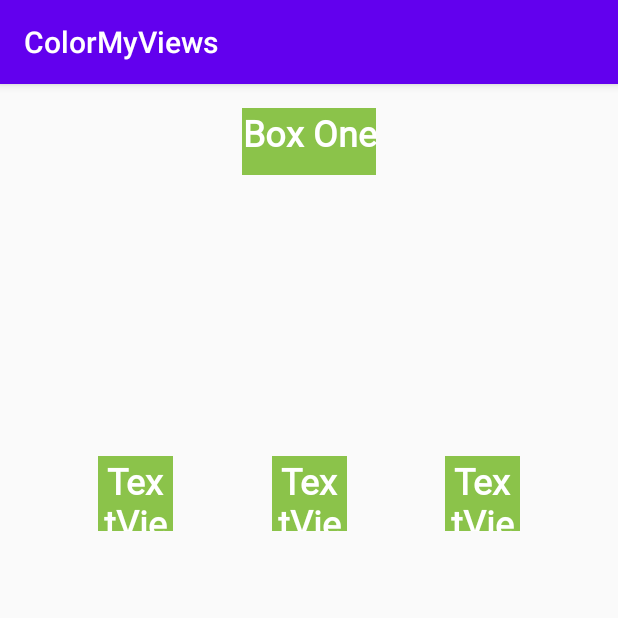
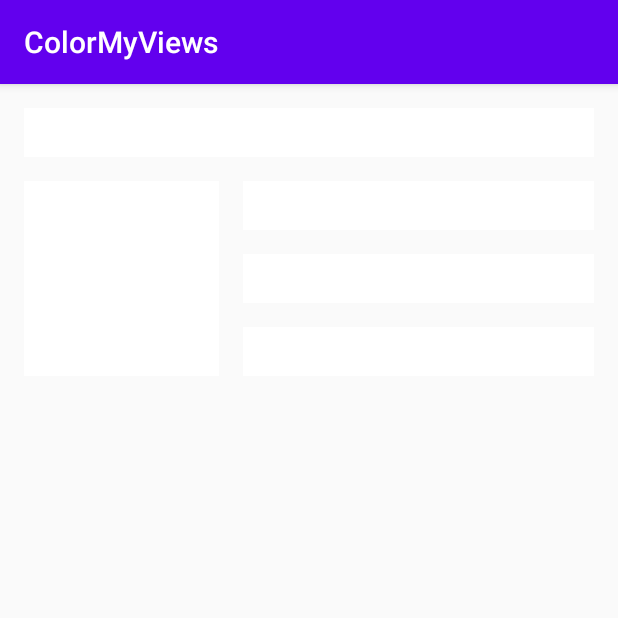
Before and after one commit to mozgolom112/Sber-Android-Education, an Android app: the screen it shows after launch (MainActivity), on a phone screen of 412 x 824 dp, the top half of it. Run offline under Robolectric (Android 15) with nearby library versions, the phone set to English and light mode, and no system bars.

Commit message:
Add Aligned Boxes

```diff
--- a/Dev_Android_Apps_with_Kotlin/Lesson_2/ColorMyViews/app/src/main/java/com/mozgolom112/colormyviews/MainActivity.kt
+++ b/Dev_Android_Apps_with_Kotlin/Lesson_2/ColorMyViews/app/src/main/java/com/mozgolom112/colormyviews/MainActivity.kt
@@ -1,11 +1,37 @@
 package com.mozgolom112.colormyviews
 
+import android.graphics.Color
 import androidx.appcompat.app.AppCompatActivity
 import android.os.Bundle
+import android.view.View
+import kotlinx.android.synthetic.main.activity_main.*
 
 class MainActivity : AppCompatActivity() {
     override fun onCreate(savedInstanceState: Bundle?) {
         super.onCreate(savedInstanceState)
         setContentView(R.layout.activity_main)
+        setListeners()
+    }
+
+    private fun setListeners(){
+        val clickableViews: List<View> =
+            listOf(box_one_text, box_two_text, box_three_text,
+                box_four_text, box_five_text, constraint_layout)
+
+        for (item in clickableViews){
+            item.setOnClickListener { makeColored(it) }
+        }
+    }
+
+    private fun makeColored(view: View){
+        when (view.id){
+            R.id.box_one_text -> view.setBackgroundColor(Color.BLACK)
+            R.id.box_two_text -> view.setBackgroundColor(Color.DKGRAY)
+
+            R.id.box_three_text -> view.setBackgroundColor(Color.RED)
+            R.id.box_four_text -> view.setBackgroundColor(Color.BLUE)
+            R.id.box_five_text -> view.setBackgroundColor(Color.YELLOW)
+            else -> view.setBackgroundColor(Color.LTGRAY)
+        }
     }
 }
--- a/Dev_Android_Apps_with_Kotlin/Lesson_2/ColorMyViews/app/src/main/res/layout/activity_main.xml
+++ b/Dev_Android_Apps_with_Kotlin/Lesson_2/ColorMyViews/app/src/main/res/layout/activity_main.xml
@@ -2,6 +2,7 @@
 <androidx.constraintlayout.widget.ConstraintLayout xmlns:android="http://schemas.android.com/apk/res/android"
     xmlns:app="http://schemas.android.com/apk/res-auto"
     xmlns:tools="http://schemas.android.com/tools"
+    android:id="@+id/constraint_layout"
     android:layout_width="match_parent"
     android:layout_height="match_parent"
     tools:context=".MainActivity">
@@ -9,56 +10,67 @@
     <TextView
         android:id="@+id/box_one_text"
         style="@style/WhiteBox"
-        android:layout_width="wrap_content"
-        android:layout_height="0dp"
+        android:layout_width="0dp"
+        android:layout_height="wrap_content"
         android:layout_marginLeft="@dimen/margin_wide"
         android:layout_marginTop="@dimen/margin_wide"
         android:layout_marginRight="@dimen/margin_wide"
         android:text="@string/box_one"
-        app:layout_constraintDimensionRatio="2:1"
         app:layout_constraintEnd_toEndOf="parent"
         app:layout_constraintStart_toStartOf="parent"
         app:layout_constraintTop_toTopOf="parent" />
 
     <TextView
-        android:id="@+id/textView3"
+        android:id="@+id/box_two_text"
+        style="@style/WhiteBox"
+        android:layout_width="130dp"
+        android:layout_height="130dp"
+        android:layout_marginStart="16dp"
+        android:layout_marginTop="16dp"
+        android:text="@string/box_two"
+        app:layout_constraintStart_toStartOf="parent"
+        app:layout_constraintTop_toBottomOf="@+id/box_one_text" />
+
+    <TextView
+        android:id="@+id/box_three_text"
         style="@style/WhiteBox"
         android:layout_width="0dp"
-        android:layout_height="50dp"
-        android:text="TextView"
-        app:layout_constraintBottom_toBottomOf="parent"
-        app:layout_constraintDimensionRatio="1:1"
-        app:layout_constraintEnd_toStartOf="@id/textView4"
+        android:layout_height="wrap_content"
+        android:layout_marginStart="16dp"
+        android:layout_marginEnd="16dp"
+        android:text="@string/box_three"
+        app:layout_constraintBottom_toTopOf="@+id/box_four_text"
+        app:layout_constraintEnd_toEndOf="parent"
         app:layout_constraintHorizontal_bias="0.0"
-        app:layout_constraintHorizontal_chainStyle="spread"
-        app:layout_constraintStart_toStartOf="parent"
-        app:layout_constraintTop_toTopOf="parent"
-        app:layout_constraintVertical_bias="0.345" />
+        app:layout_constraintStart_toEndOf="@+id/box_two_text"
+        app:layout_constraintTop_toTopOf="@+id/box_two_text" />
 
     <TextView
-        android:id="@+id/textView4"
+        android:id="@+id/box_four_text"
         style="@style/WhiteBox"
         android:layout_width="0dp"
-        android:layout_height="50dp"
-        android:text="TextView"
-        app:layout_constraintBottom_toBottomOf="parent"
-        app:layout_constraintDimensionRatio="1:1"
-        app:layout_constraintEnd_toStartOf="@id/textView5"
-        app:layout_constraintStart_toEndOf="@+id/textView3"
-        app:layout_constraintTop_toTopOf="parent"
-        app:layout_constraintVertical_bias="0.345" />
+        android:layout_height="wrap_content"
+        android:layout_marginStart="16dp"
+        android:layout_marginTop="16dp"
+        android:layout_marginEnd="16dp"
+        android:layout_marginBottom="16dp"
+        android:text="@string/box_four"
+        app:layout_constraintBottom_toTopOf="@+id/box_five_text"
+        app:layout_constraintEnd_toEndOf="parent"
+        app:layout_constraintStart_toEndOf="@+id/box_two_text"
+        app:layout_constraintTop_toBottomOf="@+id/box_three_text" />
 
     <TextView
-        android:id="@+id/textView5"
+        android:id="@+id/box_five_text"
         style="@style/WhiteBox"
         android:layout_width="0dp"
-        android:layout_height="50dp"
-        android:text="TextView"
-        app:layout_constraintBottom_toBottomOf="parent"
-        app:layout_constraintDimensionRatio="1:1"
+        android:layout_height="wrap_content"
+        android:layout_marginStart="16dp"
+        android:layout_marginEnd="16dp"
+        android:text="@string/box_five"
+        app:layout_constraintBottom_toBottomOf="@+id/box_two_text"
         app:layout_constraintEnd_toEndOf="parent"
-        app:layout_constraintStart_toEndOf="@id/textView4"
-        app:layout_constraintTop_toTopOf="parent"
-        app:layout_constraintVertical_bias="0.345" />
+        app:layout_constraintStart_toEndOf="@+id/box_two_text"
+        app:layout_constraintTop_toBottomOf="@+id/box_four_text" />
 
 </androidx.constraintlayout.widget.ConstraintLayout>
--- a/Dev_Android_Apps_with_Kotlin/Lesson_2/ColorMyViews/app/src/main/res/values/strings.xml
+++ b/Dev_Android_Apps_with_Kotlin/Lesson_2/ColorMyViews/app/src/main/res/values/strings.xml
@@ -1,4 +1,10 @@
 <resources>
     <string name="app_name">ColorMyViews</string>
     <string name="box_one">Box One</string>
+    <string name="box_two">Box Two</string>
+    <string name="box_three">Box Three</string>
+    <string name="box_four">Box Four</string>
+    <string name="box_five">Box Five</string>s
+    <string name="button_yellow">YELLOW</string>
+    <string name="button_green">GREEN</string>
 </resources>
--- a/Dev_Android_Apps_with_Kotlin/Lesson_2/ColorMyViews/app/src/main/res/values/styles.xml
+++ b/Dev_Android_Apps_with_Kotlin/Lesson_2/ColorMyViews/app/src/main/res/values/styles.xml
@@ -8,7 +8,7 @@
     </style>
 
     <style name="WhiteBox">
-        <item name="android:background">#8BC34A</item>
+        <item name="android:background">@android:color/white</item>
         <item name="android:fontFamily">@font/roboto</item>
         <item name="android:textAlignment">center</item>
         <item name="android:textColor">@android:color/white</item>
```
